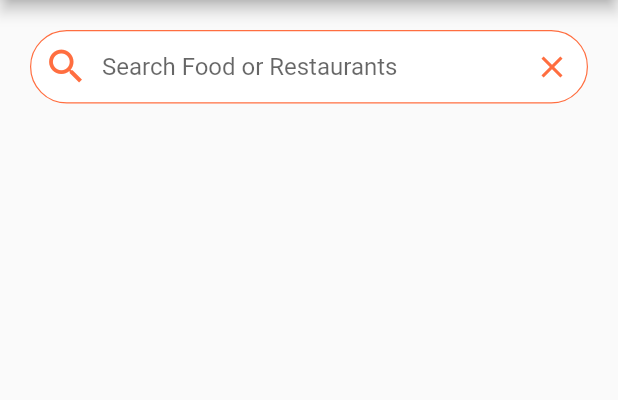
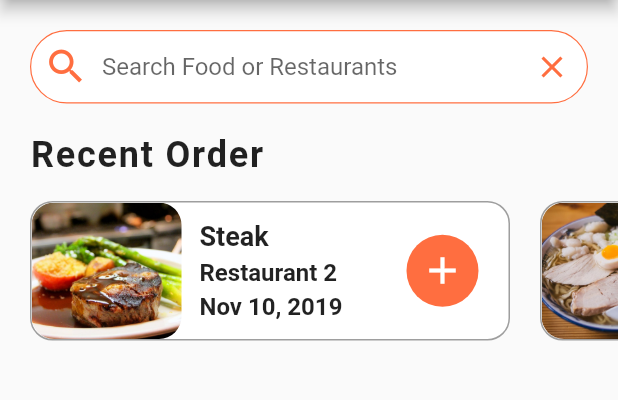
Before and after one commit to offfahad/food-delivery-app-flutter, a Flutter app: the screen it shows after launch, on a phone screen of 412 x 824 dp, the part 84-484 px from its top. Run offline on Flutter 3.47's test engine with Material 2 defaults, Android fonts, the phone set to English and light mode, and no system bars.

Commit message:
recent-orders-managed

```diff
--- a/lib/screens/hone_screen.dart
+++ b/lib/screens/hone_screen.dart
@@ -1,5 +1,6 @@
 import 'package:flutter/material.dart';
 import 'package:food_delivery/data/data.dart';
+import 'package:food_delivery/widgets/recent_orders.dart';
 
 class HomeScreen extends StatefulWidget {
   const HomeScreen({super.key});
@@ -74,6 +75,7 @@ class _HomeScreenState extends State<HomeScreen> {
               ),
             ),
           ),
+          RecentOrders(),
         ],
       ),
     );
--- /dev/null
+++ b/lib/widgets/recent_orders.dart
@@ -0,0 +1,129 @@
+import 'package:flutter/material.dart';
+import 'package:food_delivery/data/data.dart';
+import 'package:food_delivery/models/order.dart';
+
+class RecentOrders extends StatelessWidget {
+  const RecentOrders({super.key});
+
+  _buildRecentOrder(BuildContext context, Order order) {
+    return Container(
+      margin: const EdgeInsets.all(10.0),
+      width: 320.0,
+      decoration: BoxDecoration(
+        color: Colors.white,
+        borderRadius: BorderRadius.circular(15.0),
+        border: Border.all(
+          width: 1.0,
+          color: Colors.grey,
+        ),
+      ),
+      child: Row(
+        mainAxisAlignment: MainAxisAlignment.spaceBetween,
+        children: [
+          Expanded(
+            child: Row(
+              children: [
+                ClipRRect(
+                  borderRadius: BorderRadius.circular(15.0),
+                  child: Image(
+                    height: 100.0,
+                    width: 100.0,
+                    image: AssetImage(order.food!.imageUrl ?? ''),
+                    fit: BoxFit.cover,
+                  ),
+                ),
+                Expanded(
+                  child: Container(
+                    margin: const EdgeInsets.all(12.0),
+                    child: Column(
+                      mainAxisAlignment: MainAxisAlignment.center,
+                      crossAxisAlignment: CrossAxisAlignment.start,
+                      children: [
+                        Text(
+                          order.food!.name ?? '',
+                          style: const TextStyle(
+                            fontWeight: FontWeight.bold,
+                            fontSize: 18.0,
+                          ),
+                          overflow: TextOverflow.ellipsis,
+                        ),
+                        const SizedBox(
+                          height: 4.0,
+                        ),
+                        Text(
+                          order.restaurant!.name ?? '',
+                          style: const TextStyle(
+                            fontWeight: FontWeight.w600,
+                            fontSize: 16.0,
+                          ),
+                          overflow: TextOverflow.ellipsis,
+                        ),
+                        const SizedBox(
+                          height: 4.0,
+                        ),
+                        Text(
+                          order.date!,
+                          style: const TextStyle(
+                            fontWeight: FontWeight.w600,
+                            fontSize: 16.0,
+                          ),
+                          overflow: TextOverflow.ellipsis,
+                        ),
+                      ],
+                    ),
+                  ),
+                ),
+              ],
+            ),
+          ),
+          Container(
+            margin: const EdgeInsets.only(right: 20.0),
+            width: 48.0,
+            decoration: BoxDecoration(
+              color: Theme.of(context).primaryColor,
+              borderRadius: BorderRadius.circular(30.0),
+            ),
+            child: IconButton(
+              icon: const Icon(Icons.add),
+              iconSize: 30.0,
+              color: Colors.white,
+              onPressed: () {},
+            ),
+          )
+        ],
+      ),
+    );
+  }
+
+  @override
+  Widget build(BuildContext context) {
+    return Column(
+      crossAxisAlignment: CrossAxisAlignment.start,
+      children: <Widget>[
+        const Padding(
+          padding: EdgeInsets.symmetric(horizontal: 20.0),
+          child: Text(
+            'Recent Order',
+            style: TextStyle(
+              fontSize: 24.0,
+              fontWeight: FontWeight.w600,
+              letterSpacing: 1.2,
+            ),
+          ),
+        ),
+        Container(
+          height: 120.0,
+          child: ListView.builder(
+              scrollDirection: Axis.horizontal,
+              physics: const BouncingScrollPhysics(),
+              padding: const EdgeInsets.only(left: 10.0, top: 7.0),
+              itemCount: currentUser.orders!.length,
+              itemBuilder: (BuildContext context, int index) {
+                Order order = currentUser.orders![index];
+                return _buildRecentOrder(context, order);
+              }),
+        ),
+      ],
+    );
+  }
+}
```
